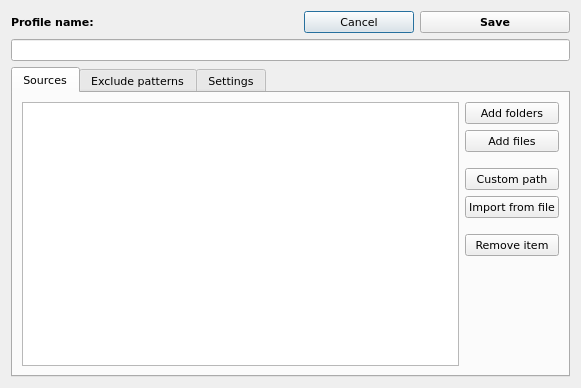
This is tar-backup/adddialog.ui in marazmista/tar-backup as Qt 5 draws it before an edit. The edited form follows.
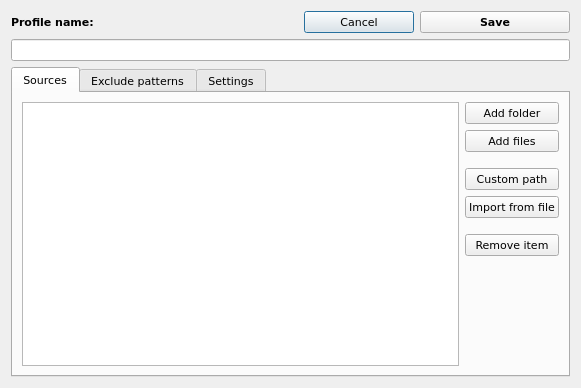
This is the edited form. Icons and pictures are not drawn.

```diff
--- a/tar-backup/adddialog.ui
+++ b/tar-backup/adddialog.ui
@@ -99,7 +99,11 @@
        <item row="0" column="1">
         <widget class="QPushButton" name="btn_addFolders">
          <property name="text">
-          <string>Add folders</string>
+          <string>Add folder</string>
+         </property>
+         <property name="icon">
+          <iconset resource="tar-backup-resources.qrc">
+           <normaloff>:/icons/icons/folder-add.png</normaloff>:/icons/icons/folder-add.png</iconset>
          </property>
         </widget>
        </item>
```
Left out of the diff: 42 changed lines with no effect on the pictures.
